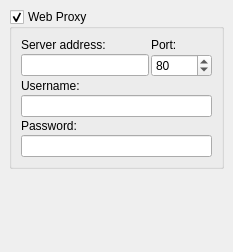
Old version of the form ui/options_network.ui in the repository metabrainz/picard.
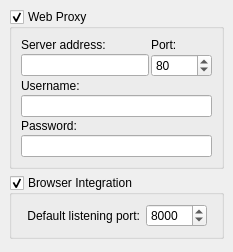
New version of the form.

Commit message: Move Browser Integration options to Advanced > Network option page

Patch:
```diff
--- a/ui/options_network.ui
+++ b/ui/options_network.ui
@@ -97,6 +97,74 @@
      </layout>
     </widget>
    </item>
+   <item>
+    <widget class="QGroupBox" name="browser_integration">
+     <property name="title">
+      <string>Browser Integration</string>
+     </property>
+     <property name="checkable" >
+      <bool>true</bool>
+     </property>
+     <property name="checked">
+      <bool>true</bool>
+     </property>
+     <layout class="QVBoxLayout" name="verticalLayout_2">
+      <item>
+       <widget class="QWidget" name="widget" native="true">
+        <property name="sizePolicy">
+         <sizepolicy hsizetype="Maximum" vsizetype="Preferred">
+          <horstretch>0</horstretch>
+          <verstretch>0</verstretch>
+         </sizepolicy>
+        </property>
+        <layout class="QHBoxLayout" name="horizontalLayout">
+         <property name="leftMargin">
+          <number>6</number>
+         </property>
+         <property name="topMargin">
+          <number>0</number>
+         </property>
+         <property name="rightMargin">
+          <number>0</number>
+         </property>
+         <property name="bottomMargin">
+          <number>0</number>
+         </property>
+         <item>
+          <widget class="QLabel" name="label_2">
+           <property name="sizePolicy">
+            <sizepolicy hsizetype="Expanding" vsizetype="Preferred">
+             <horstretch>0</horstretch>
+             <verstretch>0</verstretch>
+            </sizepolicy>
+           </property>
+           <property name="text">
+            <string>Default listening port:</string>
+           </property>
+           <property name="alignment">
+            <set>Qt::AlignRight|Qt::AlignTrailing|Qt::AlignVCenter</set>
+           </property>
+          </widget>
+         </item>
+         <item>
+          <widget class="QSpinBox" name="browser_integration_port">
+           <property name="minimum">
+            <number>1</number>
+           </property>
+           <property name="maximum">
+            <number>65535</number>
+           </property>
+           <property name="value">
+            <number>8000</number>
+           </property>
+          </widget>
+         </item>
+        </layout>
+       </widget>
+      </item>
+     </layout>
+    </widget>
+   </item>
    <item>
     <spacer>
      <property name="orientation" >
```
The commit also changes 5 other files.
